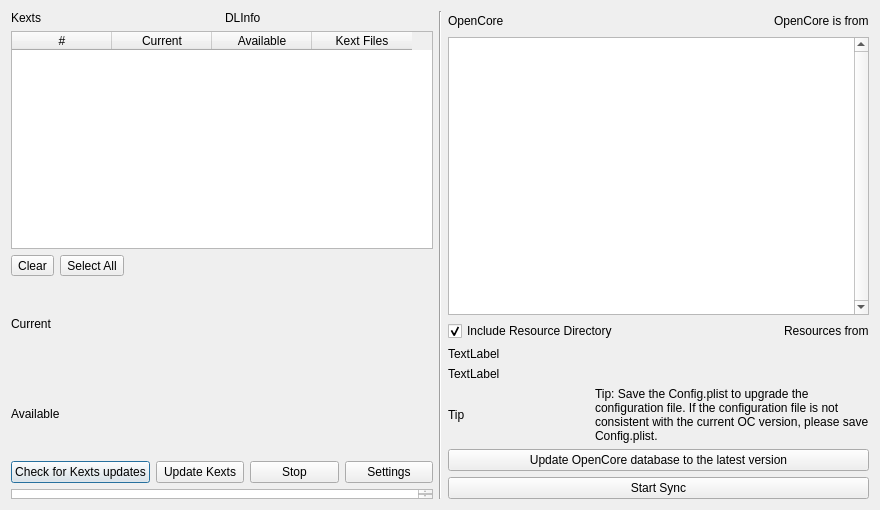
ic005k/OCAuxiliaryTools, file syncocdialog.ui: the form before one commit.
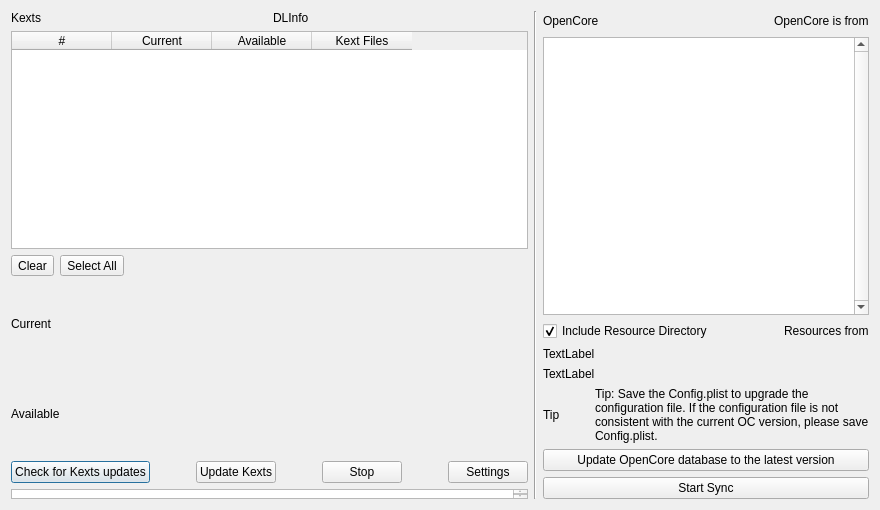
The form after the commit.

```diff
--- a/syncocdialog.ui
+++ b/syncocdialog.ui
@@ -117,6 +117,19 @@
            </property>
           </widget>
          </item>
+         <item>
+          <spacer name="horizontalSpacer_2">
+           <property name="orientation">
+            <enum>Qt::Horizontal</enum>
+           </property>
+           <property name="sizeHint" stdset="0">
+            <size>
+             <width>40</width>
+             <height>20</height>
+            </size>
+           </property>
+          </spacer>
+         </item>
          <item>
           <widget class="QPushButton" name="btnUpdate">
            <property name="text">
@@ -124,6 +137,19 @@
            </property>
           </widget>
          </item>
+         <item>
+          <spacer name="horizontalSpacer_5">
+           <property name="orientation">
+            <enum>Qt::Horizontal</enum>
+           </property>
+           <property name="sizeHint" stdset="0">
+            <size>
+             <width>40</width>
+             <height>20</height>
+            </size>
+           </property>
+          </spacer>
+         </item>
          <item>
           <widget class="QPushButton" name="btnStop">
            <property name="text">
@@ -131,6 +157,19 @@
            </property>
           </widget>
          </item>
+         <item>
+          <spacer name="horizontalSpacer_6">
+           <property name="orientation">
+            <enum>Qt::Horizontal</enum>
+           </property>
+           <property name="sizeHint" stdset="0">
+            <size>
+             <width>40</width>
+             <height>20</height>
+            </size>
+           </property>
+          </spacer>
+         </item>
          <item>
           <widget class="QPushButton" name="btnSettings">
            <property name="text">
```
